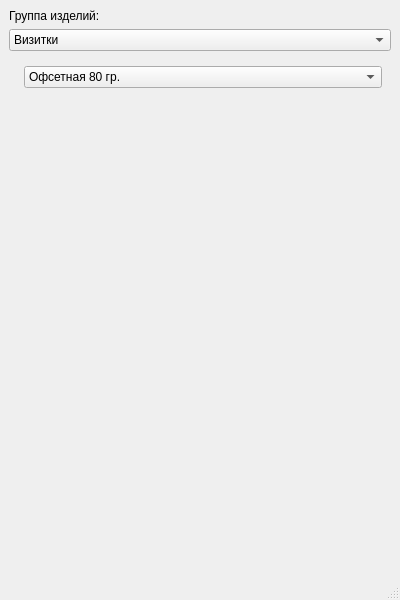
rnstlange/calculator, file gui.ui: the form before one commit.
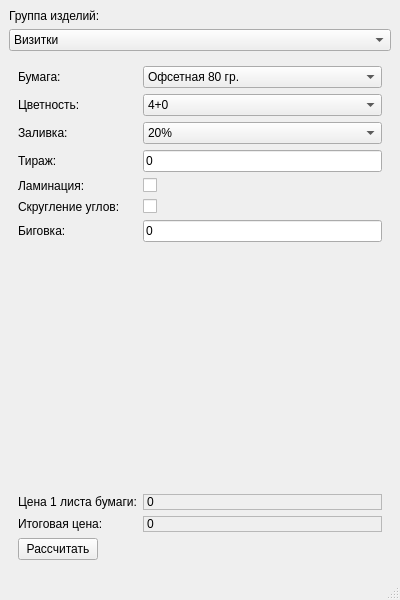
The form after the commit. The open tabs and pages were chosen to show the change.

Patch:
```diff
--- a/gui.ui
+++ b/gui.ui
@@ -629,6 +629,178 @@
           </item>
          </widget>
         </item>
+        <item row="1" column="0">
+         <widget class="QLabel" name="blank_colorful_label">
+          <property name="text">
+           <string>Цветность:</string>
+          </property>
+         </widget>
+        </item>
+        <item row="1" column="1">
+         <widget class="QComboBox" name="blank_colorful">
+          <item>
+           <property name="text">
+            <string>4+0</string>
+           </property>
+          </item>
+          <item>
+           <property name="text">
+            <string>4+4</string>
+           </property>
+          </item>
+          <item>
+           <property name="text">
+            <string>1+0</string>
+           </property>
+          </item>
+          <item>
+           <property name="text">
+            <string>1+1</string>
+           </property>
+          </item>
+         </widget>
+        </item>
+        <item row="3" column="0">
+         <widget class="QLabel" name="blank_fill_label">
+          <property name="text">
+           <string>Заливка:</string>
+          </property>
+         </widget>
+        </item>
+        <item row="3" column="1">
+         <widget class="QComboBox" name="blank_fill">
+          <item>
+           <property name="text">
+            <string>20%</string>
+           </property>
+          </item>
+          <item>
+           <property name="text">
+            <string>100%</string>
+           </property>
+          </item>
+         </widget>
+        </item>
+        <item row="4" column="0">
+         <widget class="QLabel" name="blank_col_fil">
+          <property name="text">
+           <string>Тираж:</string>
+          </property>
+         </widget>
+        </item>
+        <item row="4" column="1">
+         <widget class="QLineEdit" name="blank_col">
+          <property name="text">
+           <string>0</string>
+          </property>
+         </widget>
+        </item>
+        <item row="5" column="0">
+         <widget class="QLabel" name="blank_lamination_label">
+          <property name="text">
+           <string>Ламинация:</string>
+          </property>
+         </widget>
+        </item>
+        <item row="6" column="0">
+         <widget class="QLabel" name="blank_rounding_label">
+          <property name="text">
+           <string>Скругление углов:</string>
+          </property>
+         </widget>
+        </item>
+        <item row="5" column="1">
+         <widget class="QCheckBox" name="blank_lamination">
+          <property name="text">
+           <string/>
+          </property>
+         </widget>
+        </item>
+        <item row="6" column="1">
+         <widget class="QCheckBox" name="blank_rounding">
+          <property name="text">
+           <string/>
+          </property>
+         </widget>
+        </item>
+        <item row="7" column="0">
+         <widget class="QLabel" name="blank_big_label">
+          <property name="text">
+           <string>Биговка:</string>
+          </property>
+         </widget>
+        </item>
+        <item row="7" column="1">
+         <widget class="QLineEdit" name="blank_big">
+          <property name="text">
+           <string>0</string>
+          </property>
+         </widget>
+        </item>
+        <item row="8" column="1">
+         <spacer name="verticalSpacer_2">
+          <property name="orientation">
+           <enum>Qt::Vertical</enum>
+          </property>
+          <property name="sizeHint" stdset="0">
+           <size>
+            <width>20</width>
+            <height>40</height>
+           </size>
+          </property>
+         </spacer>
+        </item>
+        <item row="9" column="0">
+         <widget class="QLabel" name="blank_pricep1_label">
+          <property name="text">
+           <string>Цена 1 листа бумаги:</string>
+          </property>
+         </widget>
+        </item>
+        <item row="10" column="0">
+         <widget class="QLabel" name="blank_price_label">
+          <property name="text">
+           <string>Итоговая цена:</string>
+          </property>
+         </widget>
+        </item>
+        <item row="9" column="1">
+         <widget class="QLabel" name="blank_pricep1">
+          <property name="frameShape">
+           <enum>QFrame::StyledPanel</enum>
+          </property>
+          <property name="text">
+           <string>0</string>
+          </property>
+          <property name="textFormat">
+           <enum>Qt::PlainText</enum>
+          </property>
+         </widget>
+        </item>
+        <item row="10" column="1">
+         <widget class="QLabel" name="blank_price">
+          <property name="frameShape">
+           <enum>QFrame::StyledPanel</enum>
+          </property>
+          <property name="text">
+           <string>0</string>
+          </property>
+         </widget>
+        </item>
+        <item row="11" column="0">
+         <widget class="QPushButton" name="blank_pushButton">
+          <property name="text">
+           <string>Рассчитать</string>
+          </property>
+         </widget>
+        </item>
+        <item row="0" column="0">
+         <widget class="QLabel" name="blank_paper_label">
+          <property name="text">
+           <string>Бумага:</string>
+          </property>
+         </widget>
+        </item>
        </layout>
       </widget>
       <widget class="QWidget" name="SWPBukleti">
```
Left out of the diff: 457 changed lines with no effect on the pictures.
